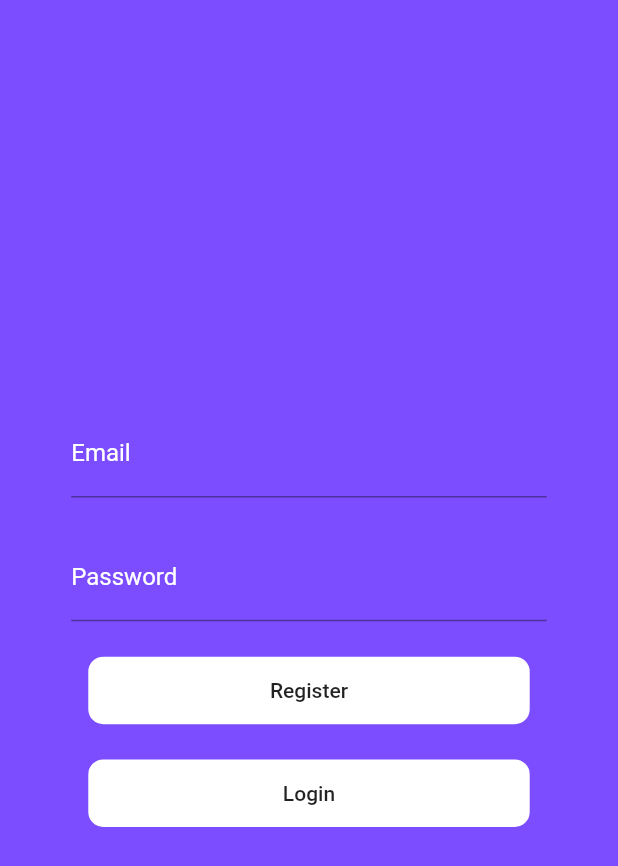
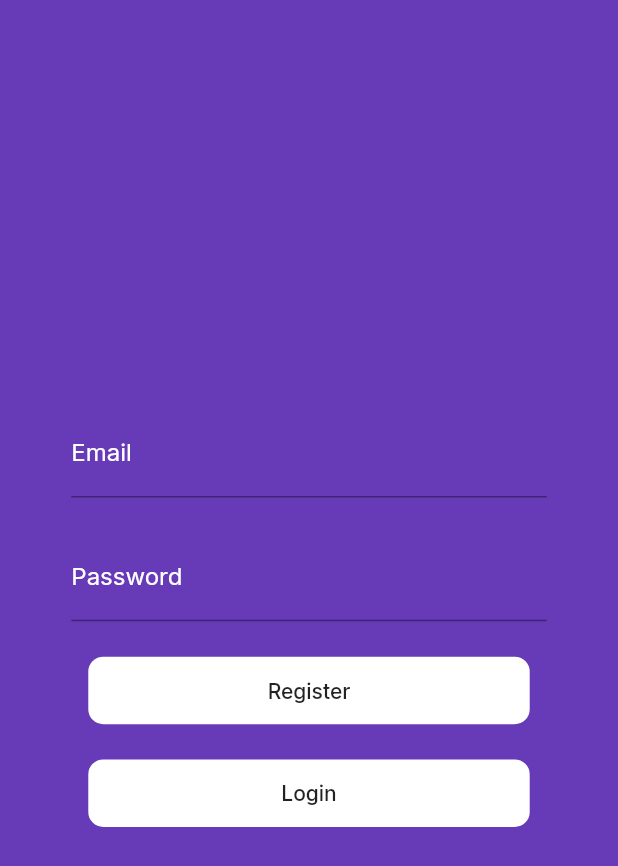
Before and after one commit to miguelknb/flutter-3d-library, a Flutter app: the screen it shows after launch, on a phone screen of 412 x 824 dp. Shown: the top 866 px of the screen. Run offline on Flutter 3.47's test engine with Material 2 defaults, Android fonts, the phone set to English and light mode, and no system bars; our stand-ins replace cloud_firestore, firebase_auth, firebase_core, google_fonts, webview_flutter; accounts and stored records are empty.

Commit message:
look n fell

```diff
--- a/lib/auth.dart
+++ b/lib/auth.dart
@@ -36,7 +36,7 @@ class _AuthenticationState extends State<Authentication> {
         width: MediaQuery.of(context).size.width,
         height: MediaQuery.of(context).size.height,
         decoration: BoxDecoration(
-          color: Colors.deepPurpleAccent,
+          color: Colors.deepPurple,
         ),
         child: Column(
           mainAxisAlignment: MainAxisAlignment.center,
--- a/lib/flutterfire.dart
+++ b/lib/flutterfire.dart
@@ -19,7 +19,7 @@ Future<SignInResponse> signIn(String email, String password) async {
   try {
     await Firebase.initializeApp();
     await FirebaseAuth.instance
-        .signInWithEmailAndPassword(email: email, password: password);
+        .signInWithEmailAndPassword(email: email.trim(), password: password);
     return SignInResponse(true, "User signed in");
   } on FirebaseAuthException catch (e) {
     if (e.code == 'user-not-found') {
--- a/lib/main.dart
+++ b/lib/main.dart
@@ -3,6 +3,7 @@ import 'package:flutter3d/auth.dart';
 import 'package:flutter3d/postPage.dart';
 import 'model.dart';
 
+import 'package:google_fonts/google_fonts.dart';
 
 import 'auth.dart';
 import 'package:firebase_core/firebase_core.dart';
@@ -19,6 +20,10 @@ class App extends StatelessWidget {
   @override
   Widget build(BuildContext context) {
     return MaterialApp(
+        theme: ThemeData(
+          primarySwatch: Colors.deepPurple,
+          textTheme: GoogleFonts.interTextTheme()
+        ),
         title: "3D Library Chad",
         home: Authentication(),
     );
--- a/pubspec.yaml
+++ b/pubspec.yaml
@@ -18,7 +18,7 @@ publish_to: 'none' # Remove this line if you wish to publish to pub.dev
 version: 1.0.0+1
 
 environment:
-  sdk: ">=2.16.2 <3.0.0"
+  sdk: ">=2.16.1 <3.0.0"
 
 # Dependencies specify other packages that your package needs in order to work.
 # To automatically upgrade your package dependencies to the latest versions
@@ -29,6 +29,7 @@ environment:
 dependencies:
   flutter:
     sdk: flutter
+  google_fonts: ^2.1.0
 
 
   # The following adds the Cupertino Icons font to your application.
```
Also changed, not shown: lib/home.dart (+6 -2 lines), pubspec.lock.
